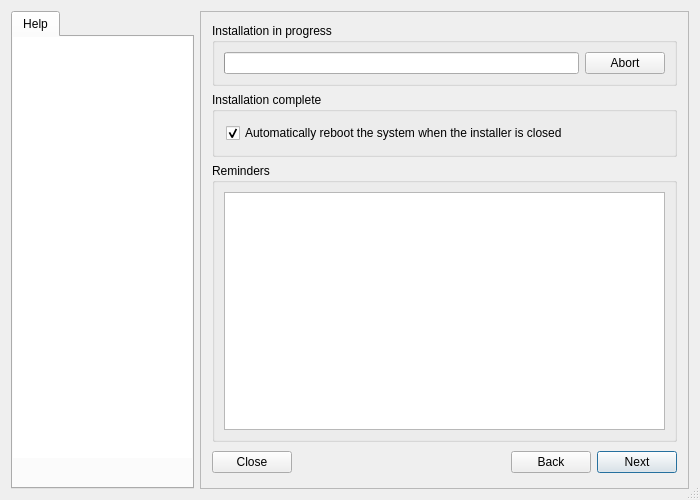
Before: the Qt Designer form meinstall.ui in gazelle-installer/gazelle-installer, drawn with Qt 5.
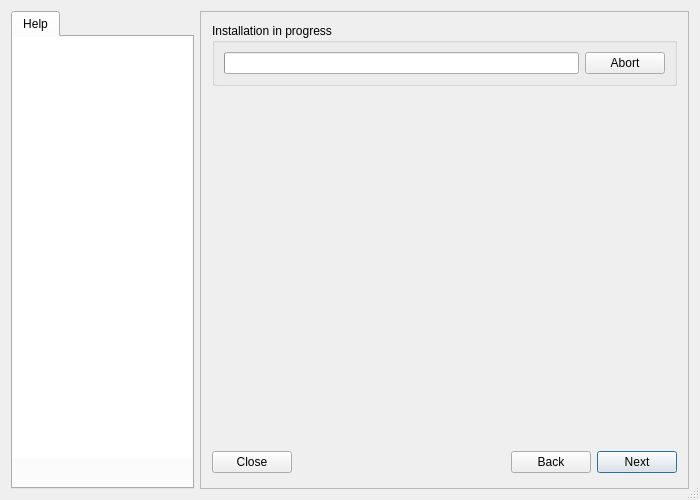
After: the same form once the commit is applied. Icons and pictures are not drawn.

Commit message: Added splash screen.

What changed in the file:
```diff
--- a/meinstall.ui
+++ b/meinstall.ui
@@ -282,8 +282,27 @@
          </size>
         </property>
         <property name="currentIndex">
-         <number>11</number>
+         <number>0</number>
         </property>
+        <widget class="QWidget" name="Step_Splash">
+         <layout class="QVBoxLayout" name="verticalLayout_3">
+          <item>
+           <widget class="QLabel" name="labelSplash">
+            <property name="font">
+             <font>
+              <pointsize>36</pointsize>
+             </font>
+            </property>
+            <property name="alignment">
+             <set>Qt::AlignCenter</set>
+            </property>
+            <property name="wordWrap">
+             <bool>true</bool>
+            </property>
+           </widget>
+          </item>
+         </layout>
+        </widget>
         <widget class="QWidget" name="Step_Terms">
          <layout class="QGridLayout" name="_3">
           <property name="leftMargin">
```
Left out of the diff: 218 changed lines with no effect on the pictures. The commit also changes 1 other file.
